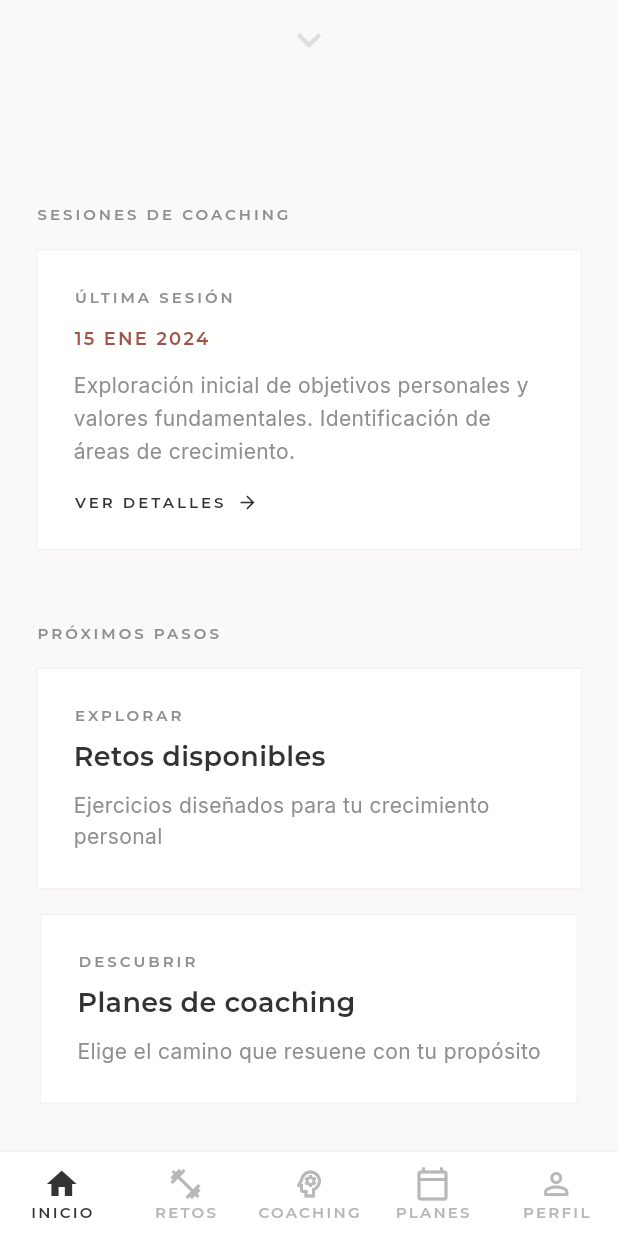
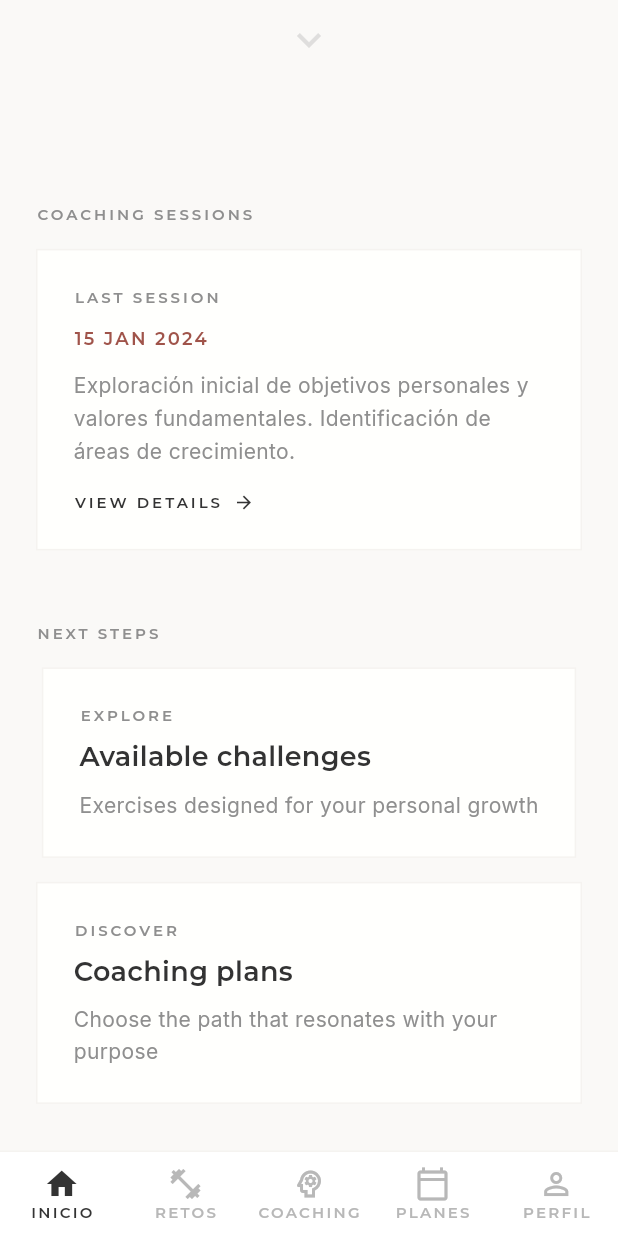
Before and after one commit to LeeScoresby/visceral-coaching-app, a Flutter app: the screen it shows after launch, scrolled down 168 dp, on a phone screen of 412 x 824 dp. Run offline on Flutter 3.47's test engine with Material 3 defaults, Android fonts, the phone set to English and light mode, and no system bars; our stand-ins replace google_fonts; missing offline and left inert: purchases_flutter, purchases_ui_flutter.

Commit message:
refactor: translate all code comments and documentation from Spanish to English
- Translate all implementation comments, documentation, and code text to English
- Convert month arrays and date formatting functions to English
- Update enum display names and status messages to English
- Translate UI labels, section headers, and TODO comments
- Preserve all user-facing Spanish string literals
- Maintain 100% code functionality and structure

Changed files:
- lib/main.dart: App configuration and RevenueCat setup comments
- lib/navigation/main_navigation.dart: Navigation widget documentation
- lib/core/theme/app_colors.dart: Color palette and theme comments
- lib/core/constants/app_strings.dart: String constants documentation
- lib/features/home/screens/home_screen.dart: Home screen labels and helpers
- lib/features/home/screens/home_screen_old.dart: Legacy home screen
- lib/features/coaching/screens/coaching_sessions_screen.dart: Date formatting
- lib/features/coaching/screens/coaching_session_detail_screen.dart: Section headers
- lib/features/challenges/screens/challenges_screen.dart: Challenge UI labels
- lib/features/challenges/models/challenge.dart: Challenge model documentation
- lib/features/plans/screens/plans_screen.dart: Plans screen labels
- lib/features/plans/models/plan.dart: Plan descriptions and milestones
- lib/features/profile/screens/profile_screen.dart: Profile section headers
- lib/features/profile/models/user.dart: User model documentation

```diff
--- a/lib/core/constants/app_strings.dart
+++ b/lib/core/constants/app_strings.dart
@@ -1,4 +1,4 @@
-/// Constantes de strings de la aplicación
+/// Application string constants
 class AppStrings {
   AppStrings._();
 
--- a/lib/core/theme/app_colors.dart
+++ b/lib/core/theme/app_colors.dart
@@ -1,34 +1,34 @@
 import 'package:flutter/material.dart';
 
-/// Colores de la aplicación - Paleta espiritual y elegante
+/// Application colors - Spiritual and elegant palette
 class AppColors {
   AppColors._();
 
-  // Planes Visceral
+  // Visceral Plans
   static const Color visceralSoul = Color(0xFFA0544A); // Visceral SOUL
   static const Color visceralBody = Color(0xFF9BA480); // Visceral BODY
 
-  // Colores principales
-  static const Color primary = visceralSoul; // SOUL como primario
-  static const Color secondary = visceralBody; // BODY como secundario
-  static const Color accent = Color(0xFFD4A574); // Dorado suave
+  // Primary colors
+  static const Color primary = visceralSoul; // SOUL as primary
+  static const Color secondary = visceralBody; // BODY as secondary
+  static const Color accent = Color(0xFFD4A574); // Soft gold
 
-  // Fondos y superficies
-  static const Color background = Color(0xFFFAF9F7); // Crema suave
-  static const Color surface = Color(0xFFFFFFFD); // Blanco cálido
-  static const Color surfaceSecondary = Color(0xFFF5F3F0); // Beige muy claro
+  // Backgrounds and surfaces
+  static const Color background = Color(0xFFFAF9F7); // Soft cream
+  static const Color surface = Color(0xFFFFFFFD); // Warm white
+  static const Color surfaceSecondary = Color(0xFFF5F3F0); // Very light beige
 
-  // Textos
-  static const Color textPrimary = Color(0xFF333333); // Gris oscuro
+  // Texts
+  static const Color textPrimary = Color(0xFF333333); // Dark gray
   static const Color textSecondary = Color(0xFF8F8F8F);
   static const Color textTertiary = Color(0xFFB8B8B8);
 
-  // Estados
-  static const Color success = Color(0xFF9BA480); // Verde BODY
-  static const Color warning = Color(0xFFE8C77C); // Ámbar suave
-  static const Color error = Color(0xFFD89090); // Rosa empolvado
+  // States
+  static const Color success = Color(0xFF9BA480); // BODY green
+  static const Color warning = Color(0xFFE8C77C); // Soft amber
+  static const Color error = Color(0xFFD89090); // Dusty pink
 
-  // Tipos de retos
-  static const Color premium = Color(0xFFD4A574); // Dorado para premium
-  static const Color free = Color(0xFF7DB89A); // Verde jade para free
+  // Challenge types
+  static const Color premium = Color(0xFFD4A574); // Gold for premium
+  static const Color free = Color(0xFF7DB89A); // Jade green for free
 }
--- a/lib/features/challenges/screens/challenges_screen.dart
+++ b/lib/features/challenges/screens/challenges_screen.dart
@@ -14,7 +14,7 @@
       if (context.mounted) {
         ScaffoldMessenger.of(context).showSnackBar(
           SnackBar(
-            content: const Text('Error al mostrar planes'),
+            content: const Text('Error showing plans'),
             backgroundColor: AppColors.error,
           ),
         );
@@ -28,9 +28,9 @@
 
     return Scaffold(
       backgroundColor: AppColors.background,
-      appBar: AppBar(
+        appBar: AppBar(
         title: Text(
-          'RETOS',
+          'CHALLENGES',
           style: GoogleFonts.montserrat(
             fontSize: 12,
             fontWeight: FontWeight.w600,
@@ -73,7 +73,7 @@
                   if (isPremium) {
                     _showPaywall(context);
                   } else {
-                    // TODO: Navegar a detalle del reto
+                    // TODO: Navigate to challenge details
                   }
                 }
               : null,
@@ -88,7 +88,7 @@
                     Padding(
                       padding: const EdgeInsets.only(bottom: 12),
                       child: Text(
-                        'PRÓXIMAMENTE',
+                        'COMING SOON',
                         style: GoogleFonts.montserrat(
                           fontSize: 10,
                           fontWeight: FontWeight.w600,
--- a/lib/features/coaching/screens/coaching_sessions_screen.dart
+++ b/lib/features/coaching/screens/coaching_sessions_screen.dart
@@ -9,16 +9,16 @@
 
   String _formatDate(DateTime date) {
     const months = [
-      'enero', 'febrero', 'marzo', 'abril', 'mayo', 'junio',
-      'julio', 'agosto', 'septiembre', 'octubre', 'noviembre', 'diciembre'
+      'January', 'February', 'March', 'April', 'May', 'June',
+      'July', 'August', 'September', 'October', 'November', 'December'
     ];
-    return '${date.day} de ${months[date.month - 1]} de ${date.year}';
+    return '${date.day} ${months[date.month - 1]} ${date.year}';
   }
 
   @override
   Widget build(BuildContext context) {
     final sessions = CoachingSession.mockSessions();
-    // Ordenar por fecha más reciente primero
+    // Sort by most recent date first
     sessions.sort((a, b) => b.date.compareTo(a.date));
 
     return Scaffold(
@@ -63,7 +63,7 @@
             ),
             const SizedBox(height: 24),
             Text(
-              'No hay sesiones aún',
+              'No sessions yet',
               style: GoogleFonts.montserrat(
                 fontSize: 20,
                 fontWeight: FontWeight.w600,
@@ -72,7 +72,7 @@
             ),
             const SizedBox(height: 12),
             Text(
-              'Tus sesiones de coaching aparecerán aquí',
+              'Your coaching sessions will appear here',
               textAlign: TextAlign.center,
               style: GoogleFonts.inter(
                 fontSize: 14,
--- a/lib/features/home/screens/home_screen.dart
+++ b/lib/features/home/screens/home_screen.dart
@@ -116,7 +116,7 @@
                           ),
                         ),
                         const SizedBox(height: 40),
-                        // Indicador sutil de scroll
+                        // Subtle scroll indicator
                         AnimatedBuilder(
                           animation: _controller,
                           builder: (context, child) {
@@ -143,13 +143,13 @@
             padding: const EdgeInsets.symmetric(horizontal: 24, vertical: 32),
             sliver: SliverList(
               delegate: SliverChildListDelegate([
-                _buildSectionLabel('SESIONES DE COACHING'),
+                _buildSectionLabel('COACHING SESSIONS'),
                 const SizedBox(height: 16),
                 _buildCoachingSection(context),
 
                 const SizedBox(height: 48),
 
-                _buildSectionLabel('PRÓXIMOS PASOS'),
+                _buildSectionLabel('NEXT STEPS'),
                 const SizedBox(height: 16),
                 _buildNextStepsSection(context),
               ]),
@@ -202,7 +202,7 @@
           ),
           const SizedBox(height: 16),
           Text(
-            'Tu primera sesión de coaching\nte espera',
+            'Your first coaching session\nawaits you',
             textAlign: TextAlign.center,
             style: GoogleFonts.inter(
               fontSize: 14,
@@ -217,8 +217,8 @@
 
   Widget _buildCoachingCard(BuildContext context, CoachingSession session) {
     final months = [
-      'ene', 'feb', 'mar', 'abr', 'may', 'jun',
-      'jul', 'ago', 'sep', 'oct', 'nov', 'dic'
+      'jan', 'feb', 'mar', 'apr', 'may', 'jun',
+      'jul', 'aug', 'sep', 'oct', 'nov', 'dec'
     ];
     final dateStr = '${session.date.day} ${months[session.date.month - 1]} ${session.date.year}';
 
@@ -226,7 +226,7 @@
       color: Colors.transparent,
       child: InkWell(
         onTap: () {
-          // TODO: Navegar a coaching
+          // TODO: Navigate to coaching
         },
         child: Container(
           padding: const EdgeInsets.all(24),
@@ -241,7 +241,7 @@
             crossAxisAlignment: CrossAxisAlignment.start,
             children: [
               Text(
-                'ÚLTIMA SESIÓN',
+                'LAST SESSION',
                 style: GoogleFonts.montserrat(
                   fontSize: 10,
                   fontWeight: FontWeight.w600,
@@ -274,7 +274,7 @@
               Row(
                 children: [
                   Text(
-                    'VER DETALLES',
+                    'VIEW DETAILS',
                     style: GoogleFonts.montserrat(
                       fontSize: 10,
                       fontWeight: FontWeight.w600,
@@ -301,20 +301,20 @@
     return Column(
       children: [
         _buildActionCard(
-          label: 'EXPLORAR',
-          title: 'Retos disponibles',
-          description: 'Ejercicios diseñados para tu crecimiento personal',
+          label: 'EXPLORE',
+          title: 'Available challenges',
+          description: 'Exercises designed for your personal growth',
           onTap: () {
-            // TODO: Navegar a retos
+            // TODO: Navigate to challenges
           },
         ),
         const SizedBox(height: 16),
         _buildActionCard(
-          label: 'DESCUBRIR',
-          title: 'Planes de coaching',
-          description: 'Elige el camino que resuene con tu propósito',
+          label: 'DISCOVER',
+          title: 'Coaching plans',
+          description: 'Choose the path that resonates with your purpose',
           onTap: () {
-            // TODO: Navegar a planes
+            // TODO: Navigate to plans
           },
         ),
       ],
--- a/lib/features/home/screens/home_screen_old.dart
+++ b/lib/features/home/screens/home_screen_old.dart
@@ -9,8 +9,8 @@
 
   @override
   Widget build(BuildContext context) {
-    final user = User.demo(); // TODO: Obtener del provider/Firebase
-    final userPlans = <VisceralPlan>[]; // TODO: Cargar planes activos del usuario
+    final user = User.demo(); // TODO: Get from provider/Firebase
+    final userPlans = <VisceralPlan>[]; // TODO: Load active user plans
     final challenges = Challenge.mockChallenges();
     final availableChallenge = challenges.firstWhere(
       (c) => !c.isComingSoon,
@@ -25,11 +25,11 @@
           child: Column(
             crossAxisAlignment: CrossAxisAlignment.start,
             children: [
-              // Saludo personalizado y minimal
+              // Personalized minimal greeting
               _buildGreeting(context, user),
               const SizedBox(height: 40),
 
-              // Sección de planes o invitación
+              // Plans section or invitation
               if (userPlans.isEmpty)
                 _buildPlanInvitation(context)
               else
@@ -37,7 +37,7 @@
 
               const SizedBox(height: 32),
 
-              // Invitación al ejercicio del día
+              // Daily challenge invitation
               _buildDailyChallengeInvitation(context, availableChallenge),
             ],
           ),
@@ -155,7 +155,7 @@
             width: double.infinity,
             child: ElevatedButton(
               onPressed: () {
-                // TODO: Navegar a planes
+                // TODO: Navigate to plans
               },
               style: ElevatedButton.styleFrom(
                 backgroundColor: AppColors.visceralSoul,
@@ -284,7 +284,7 @@
             width: double.infinity,
             child: OutlinedButton(
               onPressed: () {
-                // TODO: Continuar plan
+                // TODO: Continue plan
               },
               style: OutlinedButton.styleFrom(
                 foregroundColor: planColor,
@@ -338,7 +338,7 @@
           onTap: challenge.isComingSoon
               ? null
               : () {
-                  // TODO: Navegar al reto
+                  // TODO: Navigate to challenge
                 },
           borderRadius: BorderRadius.circular(24),
           child: Padding(
@@ -430,7 +430,7 @@
                     width: double.infinity,
                     child: ElevatedButton(
                       onPressed: () {
-                        // TODO: Iniciar reto
+                        // TODO: Start challenge
                       },
                       style: ElevatedButton.styleFrom(
                         backgroundColor: Colors.white,
@@ -442,7 +442,7 @@
                         elevation: 0,
                       ),
                       child: const Text(
-                        'Comenzar Ahora',
+                        'Start Now',
                         style: TextStyle(
                           fontWeight: FontWeight.w700,
                           fontSize: 16,
--- a/lib/features/plans/models/plan.dart
+++ b/lib/features/plans/models/plan.dart
@@ -1,4 +1,4 @@
-/// Tipo de plan Visceral
+/// Visceral plan type
 enum PlanType {
   soul,
   body;
@@ -22,7 +22,7 @@
   }
 }
 
-/// Estado de un plan
+/// Plan status
 enum PlanStatus {
   notStarted,
   inProgress,
@@ -31,16 +31,16 @@
   String get displayName {
     switch (this) {
       case PlanStatus.notStarted:
-        return 'No iniciado';
+        return 'Not started';
       case PlanStatus.inProgress:
-        return 'En progreso';
+        return 'In progress';
       case PlanStatus.completed:
-        return 'Completado';
+        return 'Completed';
     }
   }
 }
 
-/// Modelo de datos para un plan Visceral
+/// Data model for a Visceral plan
 class VisceralPlan {
   final String id;
   final PlanType type;
@@ -70,7 +70,7 @@
     this.progressPercentage = 0.0,
   });
 
-  /// Constructor desde JSON
+  /// Constructor from JSON
   factory VisceralPlan.fromJson(Map<String, dynamic> json) {
     return VisceralPlan(
       id: json['id'] as String,
@@ -98,7 +98,7 @@
     );
   }
 
-  /// Convertir a JSON
+  /// Convert to JSON
   Map<String, dynamic> toJson() {
     return {
       'id': id,
@@ -116,7 +116,7 @@
     };
   }
 
-  /// Crear copia con campos actualizados
+  /// Create a copy with updated fields
   VisceralPlan copyWith({
     PlanType? type,
     String? title,
@@ -146,39 +146,39 @@
     );
   }
 
-  /// Planes disponibles
+  /// Available plans
   static List<VisceralPlan> availablePlans() {
     return [
       const VisceralPlan(
         id: 'visceral-soul',
         type: PlanType.soul,
         title: 'Visceral SOUL',
-        description: 'Conecta con tu esencia más profunda. Un viaje de 12 semanas para despertar tu consciencia visceral y transformar tu relación contigo mismo.',
+        description: 'Connect with your deepest essence. A 12-week journey to awaken your visceral consciousness and transform your relationship with yourself.',
         totalWeeks: 12,
         isAvailable: true,
         milestones: [
-          'Semanas 1-4: Despertar la Consciencia',
-          'Semanas 5-8: Integración Emocional',
-          'Semanas 9-12: Transformación Profunda',
+          'Weeks 1-4: Awakening Consciousness',
+          'Weeks 5-8: Emotional Integration',
+          'Weeks 9-12: Deep Transformation',
         ],
       ),
       const VisceralPlan(
         id: 'visceral-body',
         type: PlanType.body,
         title: 'Visceral BODY',
-        description: 'Honra tu templo físico. Un programa holístico para fortalecer la conexión cuerpo-mente y cultivar vitalidad desde tu centro.',
+        description: 'Honor your physical temple. A holistic program to strengthen the mind-body connection and cultivate vitality from your core.',
         totalWeeks: 12,
-        isAvailable: false, // Próximamente
+        isAvailable: false, // Coming soon
         milestones: [
-          'Semanas 1-4: Fundamentos Corporales',
-          'Semanas 5-8: Movimiento Consciente',
-          'Semanas 9-12: Vitalidad Integrada',
+          'Weeks 1-4: Corporeal Foundations',
+          'Weeks 5-8: Conscious Movement',
+          'Weeks 9-12: Integrated Vitality',
         ],
       ),
     ];
   }
 
-  /// Plan demo para desarrollo
+  /// Demo plan for development
   static VisceralPlan demo() {
     return availablePlans().first;
   }
--- a/lib/features/plans/screens/plans_screen.dart
+++ b/lib/features/plans/screens/plans_screen.dart
@@ -12,7 +12,7 @@
 }
 
 class _PlansScreenState extends State<PlansScreen> {
-  List<VisceralPlan> _userPlans = []; // Planes activos del usuario
+  List<VisceralPlan> _userPlans = []; // User active plans
   bool _isLoading = true;
 
   @override
@@ -22,8 +22,8 @@
   }
 
   Future<void> _loadUserPlans() async {
-    // TODO: Cargar desde Firebase los planes activos del usuario
-    // Por ahora simulamos que no tiene planes
+    // TODO: Load active user plans from Firebase
+    // For now we simulate that the user has no plans
     setState(() {
       _userPlans = [];
       _isLoading = false;
@@ -34,13 +34,13 @@
     try {
       await RevenueCatUI.presentPaywall();
 
-      // Recargar planes después del paywall
+      // Reload plans after paywall
       await _loadUserPlans();
     } catch (e) {
       if (mounted) {
         ScaffoldMessenger.of(context).showSnackBar(
           SnackBar(
-            content: Text('Error al mostrar planes'),
+            content: Text('Error showing plans'),
             backgroundColor: AppColors.error,
           ),
         );
@@ -65,7 +65,7 @@
       backgroundColor: AppColors.background,
       appBar: AppBar(
         title: Text(
-          'PLANES',
+          'PLANS',
           style: GoogleFonts.montserrat(
             color: AppColors.textPrimary,
             fontWeight: FontWeight.w600,
@@ -90,7 +90,7 @@
         crossAxisAlignment: CrossAxisAlignment.start,
         children: [
           Text(
-            'Tus Planes Activos',
+            'Your Active Plans',
             style: GoogleFonts.montserrat(
               fontSize: 24,
               fontWeight: FontWeight.w700,
@@ -99,7 +99,7 @@
           ),
           const SizedBox(height: 8),
           Text(
-            'Continúa tu viaje de transformación',
+            'Continue your transformation journey',
             style: GoogleFonts.inter(
               fontSize: 15,
               color: AppColors.textSecondary,
@@ -137,7 +137,7 @@
         color: Colors.transparent,
         child: InkWell(
           onTap: () {
-            // TODO: Navegar a detalle del plan
+            // TODO: Navigate to plan details
           },
           child: Padding(
             padding: const EdgeInsets.all(24),
@@ -180,7 +180,7 @@
                   width: double.infinity,
                   child: ElevatedButton(
                     onPressed: () {
-                      // TODO: Continuar plan
+                      // TODO: Continue plan
                     },
                     style: ElevatedButton.styleFrom(
                       backgroundColor: Colors.white,
@@ -191,8 +191,8 @@
                     ),
                     child: Text(
                       plan.status == PlanStatus.notStarted
-                          ? 'COMENZAR VIAJE'
-                          : 'CONTINUAR',
+                          ? 'START JOURNEY'
+                          : 'CONTINUE',
                       style: GoogleFonts.montserrat(
                         fontWeight: FontWeight.w700,
                         fontSize: 14,
@@ -258,7 +258,7 @@
         crossAxisAlignment: CrossAxisAlignment.start,
         children: [
           Text(
-            'Elige tu Camino',
+            'Choose Your Path',
             style: GoogleFonts.montserrat(
               fontSize: 28,
               fontWeight: FontWeight.w700,
@@ -268,7 +268,7 @@
           ),
           const SizedBox(height: 8),
           Text(
-            'Comienza tu transformación visceral',
+            'Begin your visceral transformation',
             style: GoogleFonts.inter(
               fontSize: 16,
               color: AppColors.textSecondary,
@@ -346,7 +346,7 @@
                                   color: AppColors.textTertiary.withOpacity(0.15),
                                 ),
                                 child: Text(
-                                  'PRÓXIMAMENTE',
+                                  'COMING SOON',
                                   style: GoogleFonts.montserrat(
                                     fontSize: 10,
                                     fontWeight: FontWeight.w600,
@@ -372,7 +372,7 @@
                   ),
                   const SizedBox(height: 20),
                   Text(
-                    'RECORRIDO DE ${plan.totalWeeks} SEMANAS',
+                    '${plan.totalWeeks} WEEK JOURNEY',
                     style: GoogleFonts.montserrat(
                       fontSize: 11,
                       fontWeight: FontWeight.w600,
@@ -425,7 +425,7 @@
                           elevation: 0,
                         ),
                         child: Text(
-                          'COMENZAR AHORA',
+                          'START NOW',
                           style: GoogleFonts.montserrat(
                             fontWeight: FontWeight.w700,
                             fontSize: 14,
--- a/lib/navigation/main_navigation.dart
+++ b/lib/navigation/main_navigation.dart
@@ -6,7 +6,7 @@
 import '../features/plans/screens/plans_screen.dart';
 import '../features/profile/screens/profile_screen.dart';
 
-/// Widget principal que gestiona la navegación entre las 5 pantallas principales
+/// Main widget that manages navigation between the 5 main screens
 class MainNavigation extends StatefulWidget {
   const MainNavigation({super.key});
 
@@ -17,7 +17,7 @@
 class _MainNavigationState extends State<MainNavigation> {
   int _currentIndex = 0;
 
-  // Lista de pantallas
+  // List of screens
   final List<Widget> _screens = const [
     HomeScreen(),
     ChallengesScreen(),
```
Also changed, not shown: lib/features/challenges/models/challenge.dart (+7 -7 lines), lib/features/coaching/screens/coaching_session_detail_screen.dart (+8 -8 lines), lib/features/profile/models/user.dart (+5 -5 lines), lib/features/profile/screens/profile_screen.dart (+7 -7 lines), lib/main.dart (+5 -5 lines).
